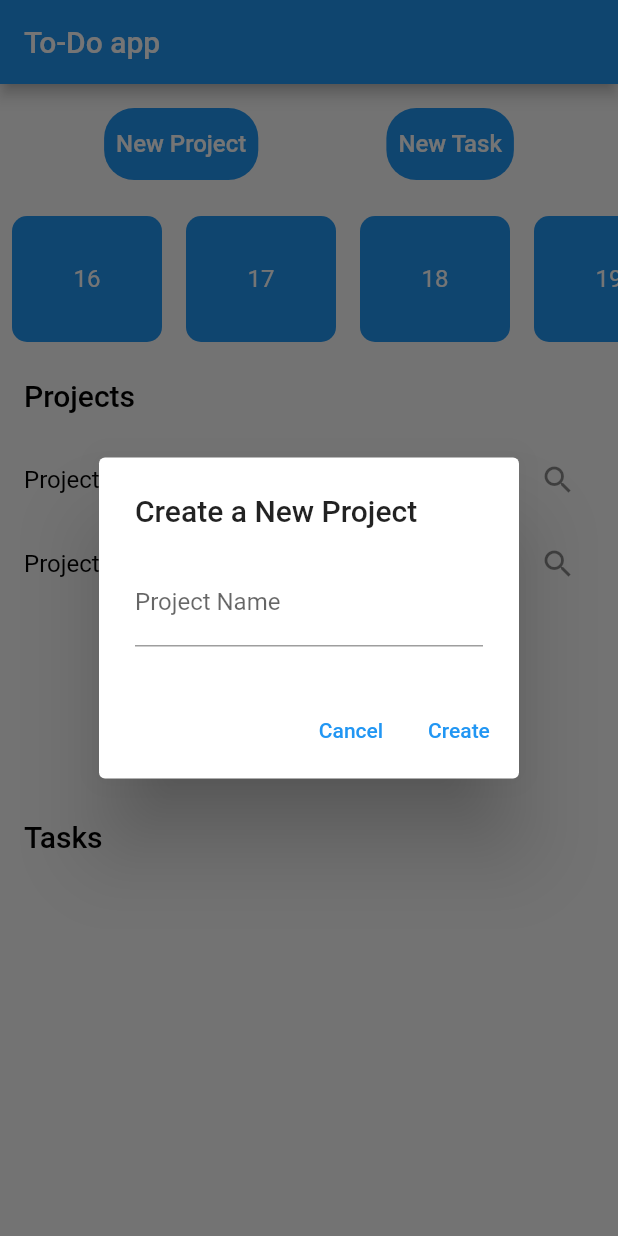
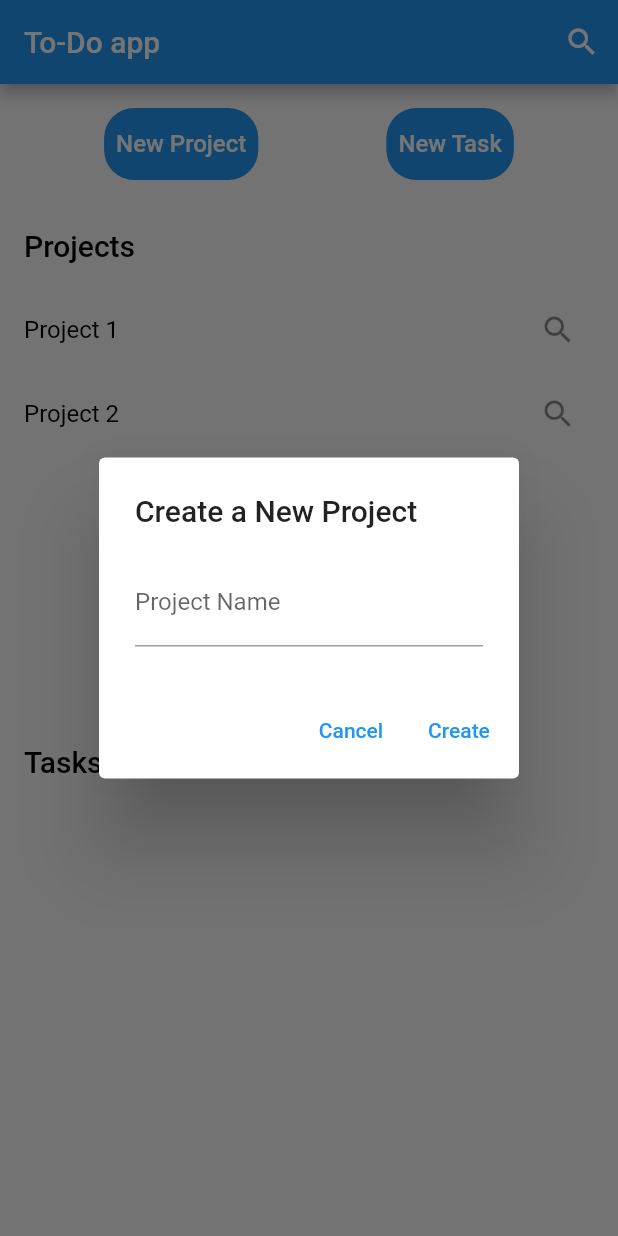
Before and after one commit to Joaszek/ToDo-App, a Flutter app: the screen it shows after launch, after a tap on "New Project", on a phone screen of 412 x 824 dp. Run offline on Flutter 3.47's test engine with Material 2 defaults, Android fonts, the phone set to English and light mode, and no system bars; our stand-ins replace table_calendar.

Commit message:
Merge-done

```diff
--- a/lib/calendar_screen.dart
+++ b/lib/calendar_screen.dart
@@ -1,10 +1,12 @@
+// calendar_screen.dart
+
 import 'package:flutter/material.dart';
 import 'package:table_calendar/table_calendar.dart';
 
 class CalendarScreen extends StatefulWidget {
   final DateTime initialDate;
 
-  const CalendarScreen(this.initialDate, {super.key});
+  CalendarScreen(this.initialDate);
 
   @override
   _CalendarScreenState createState() => _CalendarScreenState();
@@ -40,7 +42,7 @@ class _CalendarScreenState extends State<CalendarScreen> {
   Widget build(BuildContext context) {
     return Scaffold(
       appBar: AppBar(
-        title: const Text('Calendar'),
+        title: Text('Calendar'),
       ),
       body: Column(
         children: [
--- a/lib/main.dart
+++ b/lib/main.dart
@@ -1,18 +1,17 @@
+// main.dart
+
 import 'package:flutter/material.dart';
-import 'homepage.dart';
+import 'project_list_screen.dart';
 
 void main() {
-  runApp(const MyApp());
+  runApp(MyApp());
 }
 
 class MyApp extends StatelessWidget {
-  const MyApp({super.key});
-
   @override
   Widget build(BuildContext context) {
-    return const MaterialApp(
-      //home: HomePage(title: 'Title'),
-      home: HomePage(),
+    return MaterialApp(
+      home: ProjectListScreen(),
     );
   }
 }
--- a/lib/models.dart
+++ b/lib/models.dart
@@ -1,4 +1,4 @@
-import 'package:flutter/cupertino.dart';
+// models.dart
 
 class Errand {
   final String name;
@@ -8,39 +8,17 @@ class Errand {
 }
 
 class Task {
-  static int amount = 0;
-  int id = 0;
   final String name;
   final List<Errand> errands;
   String? file; // File associated with the task (can be a single file)
   String? link; // Link associated with the task (can be a single link)
 
-  Task(this.name, this.errands, this.file, this.link) {
-    id = amount;
-    increment();
-  }
-
-  void increment() {
-    amount++;
-  }
+  Task(this.name, this.errands, this.file, this.link);
 }
 
 class Project {
-  static int amount = 0;
-  int id=0;
-  String name = "";
-  List<Task> tasks = [];
+  final String name;
+  final List<Task> tasks;
 
-  Project(this.name, this.tasks){
-    id = amount;
-    increment();
-  }
-
-  void increment() {
-    amount++;
-  }
-
-  int getId(){
-    return id;
-  }
+  Project(this.name, this.tasks);
 }
--- a/lib/homepage.dart
+++ b/lib/project_list_screen.dart
@@ -1,26 +1,19 @@
+// project_list_screen.dart
+
 import 'package:flutter/material.dart';
-import 'create_project.dart';
-import 'create_task.dart';
 import 'task_list_screen.dart';
 import 'models.dart';
-import 'calendar_screen.dart';
 
-class HomePage extends StatefulWidget {
-
-  const HomePage({super.key});
-
+class ProjectListScreen extends StatefulWidget {
   @override
-  _HomePageState createState() => _HomePageState();
+  _ProjectListScreenState createState() => _ProjectListScreenState();
 }
 
-class _HomePageState extends State<HomePage> {
-  DateTime selectedDate = DateTime.now();
-
+class _ProjectListScreenState extends State<ProjectListScreen> {
   final TextEditingController projectNameController = TextEditingController();
   final TextEditingController singleTaskController = TextEditingController();
 
-
-  List<Project> projects = [
+  final List<Project> projects = [
     Project('Project 1', [
       Task(
           'Task 1.1',
@@ -47,14 +40,13 @@ class _HomePageState extends State<HomePage> {
 
   final List<Task> singleTasks = [];
 
-
-
-  void addProject(Project project) {
+  void addProject(String projectName) {
     setState(() {
-      projects.add(project);
+      projects.add(Project(projectName, []));
     });
   }
 
+// Define the addTask function
   void addTask(String projectName, Task task) {
     for (var project in projects) {
       if (project.name == projectName) {
@@ -66,12 +58,7 @@ class _HomePageState extends State<HomePage> {
     }
   }
 
-  void addSingleTask(Task task) {
-    setState(() {
-      singleTasks.add(task);
-    });
-  }
-
+  // Define the addErrand function
   void addErrand(String projectName, String taskName, Errand errand) {
     for (var project in projects) {
       if (project.name == projectName) {
@@ -87,26 +74,40 @@ class _HomePageState extends State<HomePage> {
     }
   }
 
+// Define the updateUI function
+  void updateUI() {
+    setState(() {});
+  }
+
   void exploreProject(Project project) {
     Navigator.push(
       context,
       MaterialPageRoute(
-        builder: (context) =>
-            TaskListScreen(project),
+        builder: (context) => TaskListScreen(
+          project: project,
+          addTaskCallback: addTask,
+          updateUICallback: updateUI,
+          addErrandCallback: addErrand,
+        ),
       ),
     );
-  }
-
-  // This function will be called to update the UI
-  void updateUI() {
-    setState(() {});
   }
 
   @override
   Widget build(BuildContext context) {
     return Scaffold(
       appBar: AppBar(
-        title: const Text('To-Do app'),
+        title: Text('To-Do app'),
+        actions: [
+          IconButton(
+            icon: Icon(Icons.search),
+            tooltip: 'Explore',
+            onPressed: () {
+              // Implement the desired action when the Explore button is pressed
+              print('Explore button pressed');
+            },
+          ),
+        ],
       ),
       body: Column(
         children: [
@@ -114,7 +115,7 @@ class _HomePageState extends State<HomePage> {
             mainAxisAlignment: MainAxisAlignment.spaceEvenly,
             children: [
               Container(
-                margin: const EdgeInsets.all(16.0),
+                margin: EdgeInsets.all(16.0),
                 decoration: BoxDecoration(
                   color: Colors.blue,
                   borderRadius: BorderRadius.circular(20.0),
@@ -125,36 +126,29 @@ class _HomePageState extends State<HomePage> {
                       context: context,
                       builder: (BuildContext context) {
                         return AlertDialog(
-                          title: const Text('Create a New Project'),
+                          title: Text('Create a New Project'),
                           content: TextField(
                             controller: projectNameController,
                             decoration:
-                            const InputDecoration(labelText: 'Project Name'),
+                                InputDecoration(labelText: 'Project Name'),
                           ),
                           actions: <Widget>[
                             TextButton(
-                              child: const Text('Cancel',
+                              child: Text('Cancel',
                                   style: TextStyle(color: Colors.blue)),
                               onPressed: () {
                                 Navigator.of(context).pop();
                               },
                             ),
                             TextButton(
-                              child: const Text('Create',
+                              child: Text('Create',
                                   style: TextStyle(color: Colors.blue)),
                               onPressed: () {
                                 String projectName = projectNameController.text;
-                                Project project;
                                 if (projectName.isNotEmpty) {
-                                  project = Project(projectName, []);
-                                  addProject(project);
-                                  Navigator.of(context).pop();
-                                  Navigator.push(
-                                    context,
-                                    MaterialPageRoute(builder: (context) => CreateNewProject(context, project)),
-                                  );
+                                  addProject(projectName);
                                 }
-
+                                Navigator.of(context).pop();
                               },
                             ),
                           ],
@@ -162,76 +156,67 @@ class _HomePageState extends State<HomePage> {
                       },
                     );
                   },
-                  child: const Text(
+                  child: Text(
                     'New Project',
                     style: TextStyle(color: Colors.white, fontSize: 16.0),
                   ),
                 ),
               ),
               Container(
-                margin: const EdgeInsets.all(16.0),
+                margin: EdgeInsets.all(16.0),
                 decoration: BoxDecoration(
                   color: Colors.blue,
                   borderRadius: BorderRadius.circular(20.0),
                 ),
                 child: TextButton(
-                onPressed: () {
-                  Navigator.push(
-                    context,
-                    MaterialPageRoute(builder: (context) => const CreateNewTask()),
-                  );
+                  onPressed: () {
+                    showDialog(
+                      context: context,
+                      builder: (BuildContext context) {
+                        return AlertDialog(
+                          title: Text('Create a New Task'),
+                          content: TextField(
+                            controller: singleTaskController,
+                            decoration: InputDecoration(labelText: 'Task Name'),
+                          ),
+                          actions: <Widget>[
+                            TextButton(
+                              child: Text('Cancel',
+                                  style: TextStyle(color: Colors.blue)),
+                              onPressed: () {
+                                Navigator.of(context).pop();
+                              },
+                            ),
+                            TextButton(
+                              child: Text('Create',
+                                  style: TextStyle(color: Colors.blue)),
+                              onPressed: () {
+                                String taskName = singleTaskController.text;
+                                if (taskName.isNotEmpty) {
+                                  // Update the UI callback directly here
+                                  setState(() {
+                                    singleTasks
+                                        .add(Task(taskName, [], null, null));
+                                  });
+                                }
+                                Navigator.of(context).pop();
+                              },
+                            ),
+                          ],
+                        );
+                      },
+                    );
                   },
-                  child: const Text(
-                  'New Task',
-                  style: TextStyle(color: Colors.white, fontSize: 16.0),
-                  ),
+                  child: Text(
+                    'New Task',
+                    style: TextStyle(color: Colors.white, fontSize: 16.0),
                   ),
                 ),
+              ),
             ],
           ),
-          // Date Window
-          SizedBox(
-            height: 100, // Set the desired height
-            child: ListView.builder(
-              scrollDirection: Axis.horizontal,
-              itemCount: 30, // Change the number of days as needed
-              itemBuilder: (context, index) {
-                DateTime currentDate =
-                    DateTime.now().add(Duration(days: index));
-                return GestureDetector(
-                  onTap: () {
-                    setState(() {
-                      selectedDate = currentDate;
-                    });
-                    Navigator.push(
-                      context,
-                      MaterialPageRoute(
-                        builder: (context) => CalendarScreen(selectedDate),
-                      ),
-                    );
-                  },
-                  child: Container(
-                    width: 100, // Set the desired width for each cell
-                    margin: const EdgeInsets.all(8),
-                    decoration: BoxDecoration(
-                      color: Colors.blue,
-                      borderRadius: BorderRadius.circular(10),
-                    ),
-                    alignment: Alignment.center,
-                    child: Text(
-                      '${currentDate.day}',
-                      style: const TextStyle(
-                        color: Colors.white,
-                        fontSize: 16,
-                      ),
-                    ),
-                  ),
-                );
-              },
-            ),
-          ),
           AppBar(
-            title: const Text('Projects', style: TextStyle(color: Colors.black)),
+            title: Text('Projects', style: TextStyle(color: Colors.black)),
             backgroundColor: Colors.transparent,
             elevation: 0,
           ),
@@ -253,7 +238,7 @@ class _HomePageState extends State<HomePage> {
                     ),
                   ),
                   trailing: IconButton(
-                    icon: const Icon(Icons.search),
+                    icon: Icon(Icons.search),
                     tooltip: 'Explore',
                     onPressed: () {
                       exploreProject(project);
@@ -264,7 +249,7 @@ class _HomePageState extends State<HomePage> {
             ),
           ),
           AppBar(
-            title: const Text('Tasks', style: TextStyle(color: Colors.black)),
+            title: Text('Tasks', style: TextStyle(color: Colors.black)),
             backgroundColor: Colors.transparent,
             elevation: 0,
           ),
```
Also changed, not shown: lib/create_project.dart (deleted, +0 -91 lines), lib/create_task.dart (deleted, +0 -211 lines), lib/date_window.dart (+5 -5 lines), lib/errand_list_screen.dart (+19 -17 lines), lib/task_list_screen.dart (+29 -27 lines).
